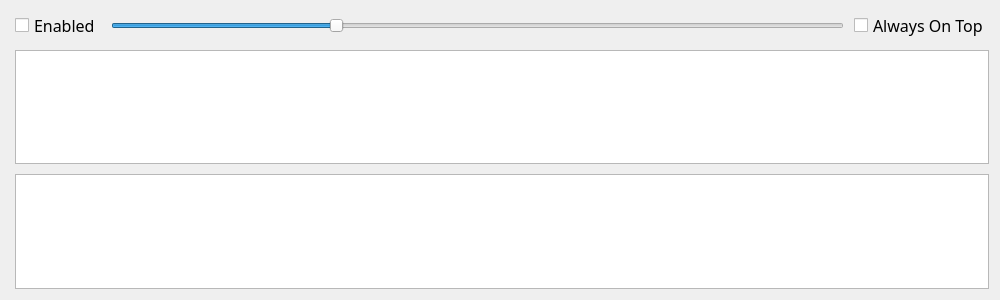
Before: the Qt Designer form forms/MainWindow.ui in Sanvenir/TranslatorWidget, drawn with Qt 5.
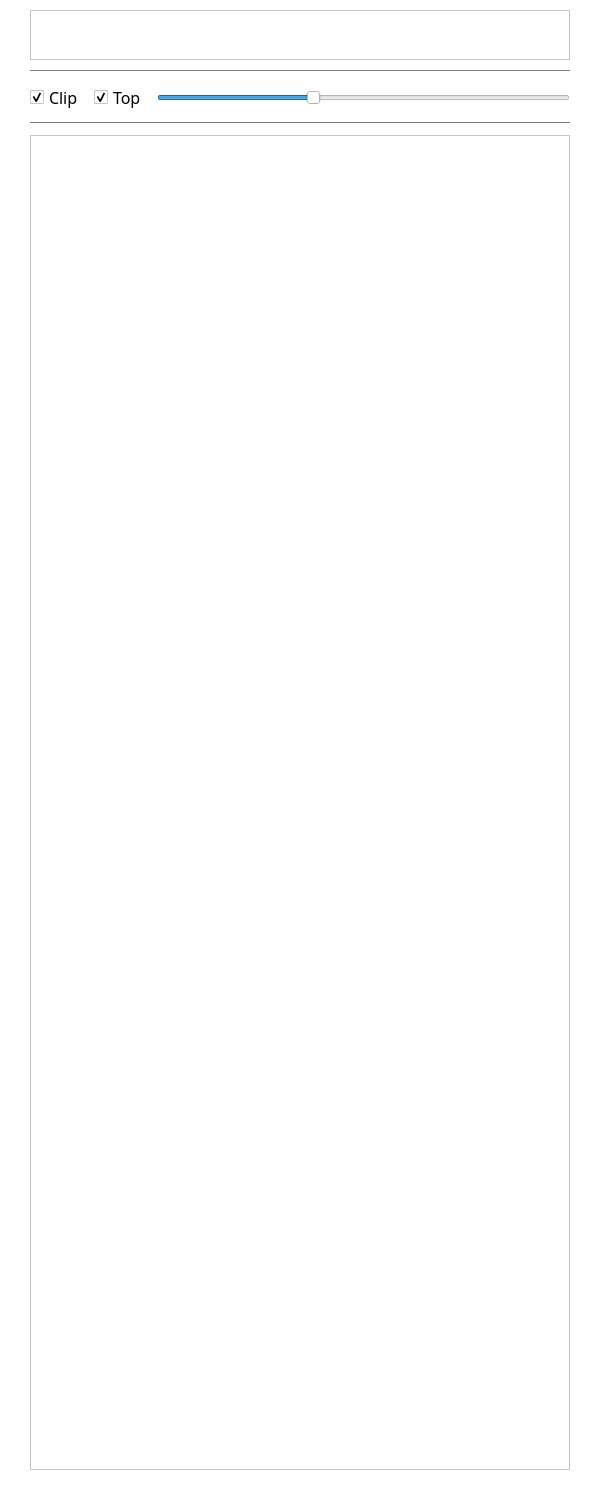
After: the same form once the commit is applied.

Commit message: Add drag window function

Diff of the .ui file:
```diff
--- a/forms/MainWindow.ui
+++ b/forms/MainWindow.ui
@@ -6,8 +6,8 @@
    <rect>
     <x>0</x>
     <y>0</y>
-    <width>1000</width>
-    <height>300</height>
+    <width>600</width>
+    <height>1500</height>
    </rect>
   </property>
   <property name="sizePolicy">
@@ -18,10 +18,452 @@
   </property>
   <property name="minimumSize">
    <size>
-    <width>1000</width>
+    <width>200</width>
     <height>0</height>
    </size>
   </property>
+  <property name="palette">
+   <palette>
+    <active>
+     <colorrole role="WindowText">
+      <brush brushstyle="SolidPattern">
+       <color alpha="255">
+        <red>0</red>
+        <green>0</green>
+        <blue>0</blue>
+       </color>
+      </brush>
+     </colorrole>
+     <colorrole role="Button">
+      <brush brushstyle="SolidPattern">
+       <color alpha="255">
+        <red>255</red>
+        <green>255</green>
+        <blue>255</blue>
+       </color>
+      </brush>
+     </colorrole>
+     <colorrole role="Light">
+      <brush brushstyle="SolidPattern">
+       <color alpha="255">
+        <red>255</red>
+        <green>255</green>
+        <blue>255</blue>
+       </color>
+      </brush>
+     </colorrole>
+     <colorrole role="Midlight">
+      <brush brushstyle="SolidPattern">
+       <color alpha="255">
+        <red>255</red>
+        <green>255</green>
+        <blue>255</blue>
+       </color>
+      </brush>
+     </colorrole>
+     <colorrole role="Dark">
+      <brush brushstyle="SolidPattern">
+       <color alpha="255">
+        <red>127</red>
+        <green>127</green>
+        <blue>127</blue>
+       </color>
+      </brush>
+     </colorrole>
+     <colorrole role="Mid">
+      <brush brushstyle="SolidPattern">
+       <color alpha="255">
+        <red>170</red>
+        <green>170</green>
+        <blue>170</blue>
+       </color>
+      </brush>
+     </colorrole>
+     <colorrole role="Text">
+      <brush brushstyle="SolidPattern">
+       <color alpha="255">
+        <red>0</red>
+        <green>0</green>
+        <blue>0</blue>
+       </color>
+      </brush>
+     </colorrole>
+     <colorrole role="BrightText">
+      <brush brushstyle="SolidPattern">
+       <color alpha="255">
+        <red>255</red>
+        <green>255</green>
+        <blue>255</blue>
+       </color>
+      </brush>
+     </colorrole>
+     <colorrole role="ButtonText">
+      <brush brushstyle="SolidPattern">
+       <color alpha="255">
+        <red>0</red>
+        <green>0</green>
+        <blue>0</blue>
+       </color>
+      </brush>
+     </colorrole>
+     <colorrole role="Base">
+      <brush brushstyle="SolidPattern">
+       <color alpha="255">
+        <red>255</red>
+        <green>255</green>
+        <blue>255</blue>
+       </color>
+      </brush>
+     </colorrole>
+     <colorrole role="Window">
+      <brush brushstyle="SolidPattern">
+       <color alpha="255">
+        <red>255</red>
+        <green>255</green>
+        <blue>255</blue>
+       </color>
+      </brush>
+     </colorrole>
+     <colorrole role="Shadow">
+      <brush brushstyle="SolidPattern">
+       <color alpha="255">
+        <red>0</red>
+        <green>0</green>
+        <blue>0</blue>
+       </color>
+      </brush>
+     </colorrole>
+     <colorrole role="AlternateBase">
+      <brush brushstyle="SolidPattern">
+       <color alpha="255">
+        <red>255</red>
+        <green>255</green>
+        <blue>255</blue>
+       </color>
+      </brush>
+     </colorrole>
+     <colorrole role="ToolTipBase">
+      <brush brushstyle="SolidPattern">
+       <color alpha="255">
+        <red>255</red>
+        <green>255</green>
+        <blue>220</blue>
+       </color>
+      </brush>
+     </colorrole>
+     <colorrole role="ToolTipText">
+      <brush brushstyle="SolidPattern">
+       <color alpha="255">
+        <red>0</red>
+        <green>0</green>
+        <blue>0</blue>
+       </color>
+      </brush>
+     </colorrole>
+     <colorrole role="PlaceholderText">
+      <brush brushstyle="SolidPattern">
+       <color alpha="128">
+        <red>0</red>
+        <green>0</green>
+        <blue>0</blue>
+       </color>
+      </brush>
+     </colorrole>
+    </active>
+    <inactive>
+     <colorrole role="WindowText">
+      <brush brushstyle="SolidPattern">
+       <color alpha="255">
+        <red>0</red>
+        <green>0</green>
+        <blue>0</blue>
+       </color>
+      </brush>
+     </colorrole>
+     <colorrole role="Button">
+      <brush brushstyle="SolidPattern">
+       <color alpha="255">
+        <red>255</red>
+        <green>255</green>
+        <blue>255</blue>
+       </color>
+      </brush>
+     </colorrole>
+     <colorrole role="Light">
+      <brush brushstyle="SolidPattern">
+       <color alpha="255">
+        <red>255</red>
+        <green>255</green>
+        <blue>255</blue>
+       </color>
+      </brush>
+     </colorrole>
+     <colorrole role="Midlight">
+      <brush brushstyle="SolidPattern">
+       <color alpha="255">
+        <red>255</red>
+        <green>255</green>
+        <blue>255</blue>
+       </color>
+      </brush>
+     </colorrole>
+     <colorrole role="Dark">
+      <brush brushstyle="SolidPattern">
+       <color alpha="255">
+        <red>127</red>
+        <green>127</green>
+        <blue>127</blue>
+       </color>
+      </brush>
+     </colorrole>
+     <colorrole role="Mid">
+      <brush brushstyle="SolidPattern">
+       <color alpha="255">
+        <red>170</red>
+        <green>170</green>
+        <blue>170</blue>
+       </color>
+      </brush>
+     </colorrole>
+     <colorrole role="Text">
+      <brush brushstyle="SolidPattern">
+       <color alpha="255">
+        <red>0</red>
+        <green>0</green>
+        <blue>0</blue>
+       </color>
+      </brush>
+     </colorrole>
+     <colorrole role="BrightText">
+      <brush brushstyle="SolidPattern">
+       <color alpha="255">
+        <red>255</red>
+        <green>255</green>
+        <blue>255</blue>
+       </color>
+      </brush>
+     </colorrole>
+     <colorrole role="ButtonText">
+      <brush brushstyle="SolidPattern">
+       <color alpha="255">
+        <red>0</red>
+        <green>0</green>
+        <blue>0</blue>
+       </color>
+      </brush>
+     </colorrole>
+     <colorrole role="Base">
+      <brush brushstyle="SolidPattern">
+       <color alpha="255">
+        <red>255</red>
+        <green>255</green>
+        <blue>255</blue>
+       </color>
+      </brush>
+     </colorrole>
+     <colorrole role="Window">
+      <brush brushstyle="SolidPattern">
+       <color alpha="255">
+        <red>255</red>
+        <green>255</green>
+        <blue>255</blue>
+       </color>
+      </brush>
+     </colorrole>
+     <colorrole role="Shadow">
+      <brush brushstyle="SolidPattern">
+       <color alpha="255">
+        <red>0</red>
+        <green>0</green>
+        <blue>0</blue>
+       </color>
+      </brush>
+     </colorrole>
+     <colorrole role="AlternateBase">
+      <brush brushstyle="SolidPattern">
+       <color alpha="255">
+        <red>255</red>
+        <green>255</green>
+        <blue>255</blue>
+       </color>
+      </brush>
+     </colorrole>
+     <colorrole role="ToolTipBase">
+      <brush brushstyle="SolidPattern">
+       <color alpha="255">
+        <red>255</red>
+        <green>255</green>
+        <blue>220</blue>
+       </color>
+      </brush>
+     </colorrole>
+     <colorrole role="ToolTipText">
+      <brush brushstyle="SolidPattern">
+       <color alpha="255">
+        <red>0</red>
+        <green>0</green>
+        <blue>0</blue>
+       </color>
+      </brush>
+     </colorrole>
+     <colorrole role="PlaceholderText">
+      <brush brushstyle="SolidPattern">
+       <color alpha="128">
+        <red>0</red>
+        <green>0</green>
+        <blue>0</blue>
+       </color>
+      </brush>
+     </colorrole>
+    </inactive>
+    <disabled>
+     <colorrole role="WindowText">
+      <brush brushstyle="SolidPattern">
+       <color alpha="255">
+        <red>127</red>
+        <green>127</green>
+        <blue>127</blue>
+       </color>
+      </brush>
+     </colorrole>
+     <colorrole role="Button">
+      <brush brushstyle="SolidPattern">
+       <color alpha="255">
+        <red>255</red>
+        <green>255</green>
+        <blue>255</blue>
+       </color>
+      </brush>
+     </colorrole>
+     <colorrole role="Light">
+      <brush brushstyle="SolidPattern">
+       <color alpha="255">
+        <red>255</red>
+        <green>255</green>
+        <blue>255</blue>
+       </color>
+      </brush>
+     </colorrole>
+     <colorrole role="Midlight">
+      <brush brushstyle="SolidPattern">
+       <color alpha="255">
+        <red>255</red>
+        <green>255</green>
+        <blue>255</blue>
+       </color>
+      </brush>
+     </colorrole>
+     <colorrole role="Dark">
+      <brush brushstyle="SolidPattern">
+       <color alpha="255">
+        <red>127</red>
+        <green>127</green>
+        <blue>127</blue>
+       </color>
+      </brush>
+     </colorrole>
+     <colorrole role="Mid">
+      <brush brushstyle="SolidPattern">
+       <color alpha="255">
+        <red>170</red>
+        <green>170</green>
+        <blue>170</blue>
+       </color>
+      </brush>
+     </colorrole>
+     <colorrole role="Text">
+      <brush brushstyle="SolidPattern">
+       <color alpha="255">
+        <red>127</red>
+        <green>127</green>
+        <blue>127</blue>
+       </color>
+      </brush>
+     </colorrole>
+     <colorrole role="BrightText">
+      <brush brushstyle="SolidPattern">
+       <color alpha="255">
+        <red>255</red>
+        <green>255</green>
+        <blue>255</blue>
+       </color>
+      </brush>
+     </colorrole>
+     <colorrole role="ButtonText">
+      <brush brushstyle="SolidPattern">
+       <color alpha="255">
+        <red>127</red>
+        <green>127</green>
+        <blue>127</blue>
+       </color>
+      </brush>
+     </colorrole>
+     <colorrole role="Base">
+      <brush brushstyle="SolidPattern">
+       <color alpha="255">
+        <red>255</red>
+        <green>255</green>
+        <blue>255</blue>
+       </color>
+      </brush>
+     </colorrole>
+     <colorrole role="Window">
+      <brush brushstyle="SolidPattern">
+       <color alpha="255">
+        <red>255</red>
+        <green>255</green>
+        <blue>255</blue>
+       </color>
+      </brush>
+     </colorrole>
+     <colorrole role="Shadow">
+      <brush brushstyle="SolidPattern">
+       <color alpha="255">
+        <red>0</red>
+        <green>0</green>
+        <blue>0</blue>
+       </color>
+      </brush>
+     </colorrole>
+     <colorrole role="AlternateBase">
+      <brush brushstyle="SolidPattern">
+       <color alpha="255">
+        <red>255</red>
+        <green>255</green>
+        <blue>255</blue>
+       </color>
+      </brush>
+     </colorrole>
+     <colorrole role="ToolTipBase">
+      <brush brushstyle="SolidPattern">
+       <color alpha="255">
+        <red>255</red>
+        <green>255</green>
+        <blue>220</blue>
+       </color>
+      </brush>
+     </colorrole>
+     <colorrole role="ToolTipText">
+      <brush brushstyle="SolidPattern">
+       <color alpha="255">
+        <red>0</red>
+        <green>0</green>
+        <blue>0</blue>
+       </color>
+      </brush>
+     </colorrole>
+     <colorrole role="PlaceholderText">
+      <brush brushstyle="SolidPattern">
+       <color alpha="128">
+        <red>0</red>
+        <green>0</green>
+        <blue>0</blue>
+       </color>
+      </brush>
+     </colorrole>
+    </disabled>
+   </palette>
+  </property>
   <property name="tabletTracking">
    <bool>true</bool>
   </property>
@@ -33,8 +475,46 @@
     <number>10</number>
    </property>
    <property name="leftMargin">
-    <number>15</number>
+    <number>30</number>
    </property>
+   <property name="topMargin">
+    <number>10</number>
+   </property>
+   <property name="rightMargin">
+    <number>30</number>
+   </property>
+   <property name="bottomMargin">
+    <number>30</number>
+   </property>
+   <item>
+    <widget class="QTextEdit" name="originEdit">
+     <property name="sizePolicy">
+      <sizepolicy hsizetype="Expanding" vsizetype="Preferred">
+       <horstretch>0</horstretch>
+       <verstretch>0</verstretch>
+      </sizepolicy>
+     </property>
+     <property name="maximumSize">
+      <size>
+       <width>16777215</width>
+       <height>50</height>
+      </size>
+     </property>
+     <property name="font">
+      <font>
+       <family>等线</family>
+       <pointsize>10</pointsize>
+      </font>
+     </property>
+    </widget>
+   </item>
+   <item>
+    <widget class="Line" name="line1">
+     <property name="orientation">
+      <enum>Qt::Horizontal</enum>
+     </property>
+    </widget>
+   </item>
    <item>
     <layout class="QHBoxLayout" name="horizontalLayout">
      <item>
@@ -46,12 +526,52 @@
         </font>
        </property>
        <property name="text">
-        <string>Enabled</string>
+        <string>Clip</string>
+       </property>
+       <property name="checked">
+        <bool>true</bool>
+       </property>
+      </widget>
+     </item>
+     <item>
+      <widget class="QCheckBox" name="onTopBox">
+       <property name="font">
+        <font>
+         <family>等线</family>
+         <pointsize>12</pointsize>
+        </font>
+       </property>
+       <property name="toolTip">
+        <string>Always on top</string>
+       </property>
+       <property name="toolTipDuration">
+        <number>5000</number>
+       </property>
+       <property name="whatsThis">
+        <string>Always on top</string>
+       </property>
+       <property name="text">
+        <string>Top</string>
+       </property>
+       <property name="checked">
+        <bool>true</bool>
        </property>
       </widget>
      </item>
      <item>
       <widget class="QSlider" name="transparentSlider">
+       <property name="toolTip">
+        <string>Change opacity of window</string>
+       </property>
+       <property name="toolTipDuration">
+        <number>5000</number>
+       </property>
+       <property name="whatsThis">
+        <string>Change opacity of window</string>
+       </property>
+       <property name="maximum">
+        <number>80</number>
+       </property>
        <property name="value">
         <number>30</number>
        </property>
@@ -60,34 +580,12 @@
        </property>
       </widget>
      </item>
-     <item>
-      <widget class="QCheckBox" name="onTopBox">
-       <property name="font">
-        <font>
-         <family>等线</family>
-         <pointsize>12</pointsize>
-        </font>
-       </property>
-       <property name="text">
-        <string>Always On Top</string>
-       </property>
-      </widget>
-     </item>
     </layout>
    </item>
    <item>
-    <widget class="QTextEdit" name="originEdit">
-     <property name="sizePolicy">
-      <sizepolicy hsizetype="Expanding" vsizetype="Preferred">
-       <horstretch>0</horstretch>
-       <verstretch>0</verstretch>
-      </sizepolicy>
-     </property>
-     <property name="font">
-      <font>
-       <family>等线</family>
-       <pointsize>10</pointsize>
-      </font>
+    <widget class="Line" name="line2">
+     <property name="orientation">
+      <enum>Qt::Horizontal</enum>
      </property>
     </widget>
    </item>
@@ -107,6 +605,12 @@
        <bold>false</bold>
       </font>
      </property>
+     <property name="sizeAdjustPolicy">
+      <enum>QAbstractScrollArea::AdjustToContents</enum>
+     </property>
+     <property name="autoFormatting">
+      <set>QTextEdit::AutoBulletList</set>
+     </property>
      <property name="readOnly">
       <bool>true</bool>
      </property>
```
Left out of the diff: 11 changed lines with no effect on the pictures. The commit also changes 3 other files.
